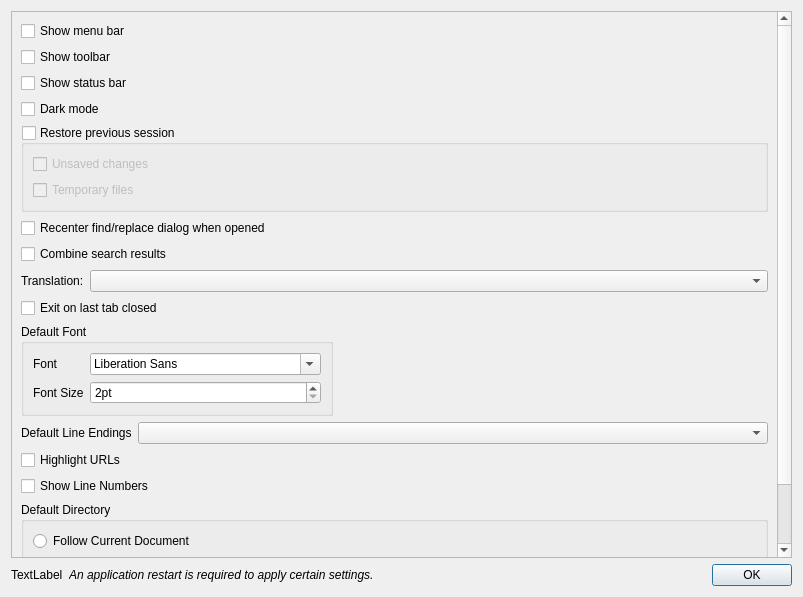
Before: the Qt Designer form src/dialogs/PreferencesDialog.ui in dail8859/NotepadNext, drawn with Qt 5.
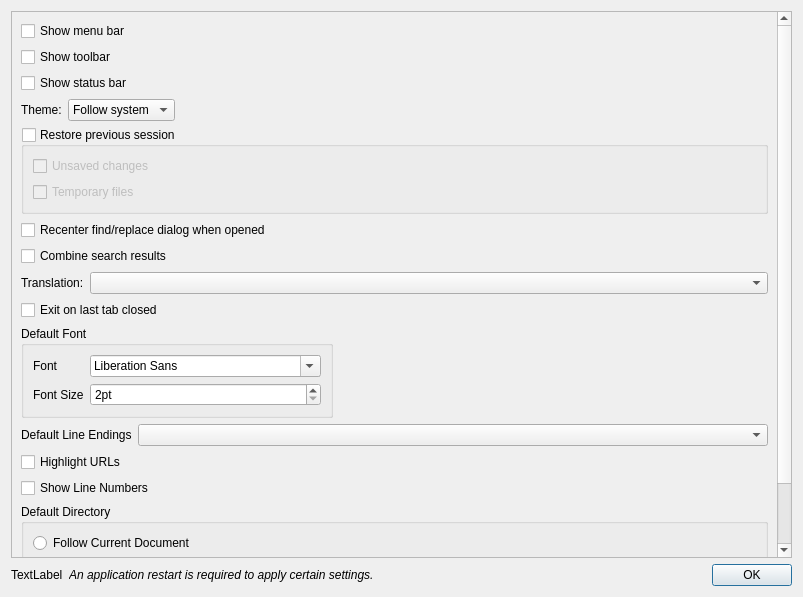
After: the same form once the commit is applied.

Commit message: Make theme tristate: System / Light / Dark

```diff
--- a/src/dialogs/PreferencesDialog.ui
+++ b/src/dialogs/PreferencesDialog.ui
@@ -53,11 +53,47 @@
           </widget>
          </item>
          <item>
-          <widget class="QCheckBox" name="checkBoxDarkMode">
-           <property name="text">
-            <string>Dark mode</string>
-           </property>
-          </widget>
+          <layout class="QHBoxLayout" name="layoutTheme">
+           <item>
+            <widget class="QLabel" name="labelTheme">
+             <property name="text">
+              <string>Theme:</string>
+             </property>
+            </widget>
+           </item>
+           <item>
+            <widget class="QComboBox" name="comboBoxTheme">
+             <item>
+              <property name="text">
+               <string>Follow system</string>
+              </property>
+             </item>
+             <item>
+              <property name="text">
+               <string>Light</string>
+              </property>
+             </item>
+             <item>
+              <property name="text">
+               <string>Dark</string>
+              </property>
+             </item>
+            </widget>
+           </item>
+           <item>
+            <spacer name="themeSpacer">
+             <property name="orientation">
+              <enum>Qt::Horizontal</enum>
+             </property>
+             <property name="sizeHint" stdset="0">
+              <size>
+               <width>40</width>
+               <height>20</height>
+              </size>
+             </property>
+            </spacer>
+           </item>
+          </layout>
          </item>
          <item>
           <widget class="QGroupBox" name="gbxRestorePreviousSession">
```
The commit also changes 7 other files.
